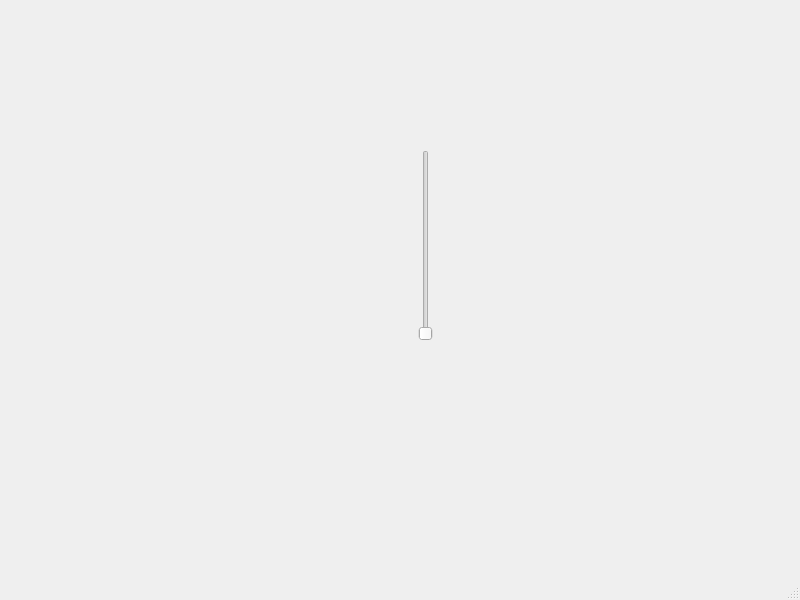
This is mainwindow.ui in University-of-Utah-CS3505/a9-edu-app-DDDragonz as Qt 5 draws it before an edit. The edited form follows.
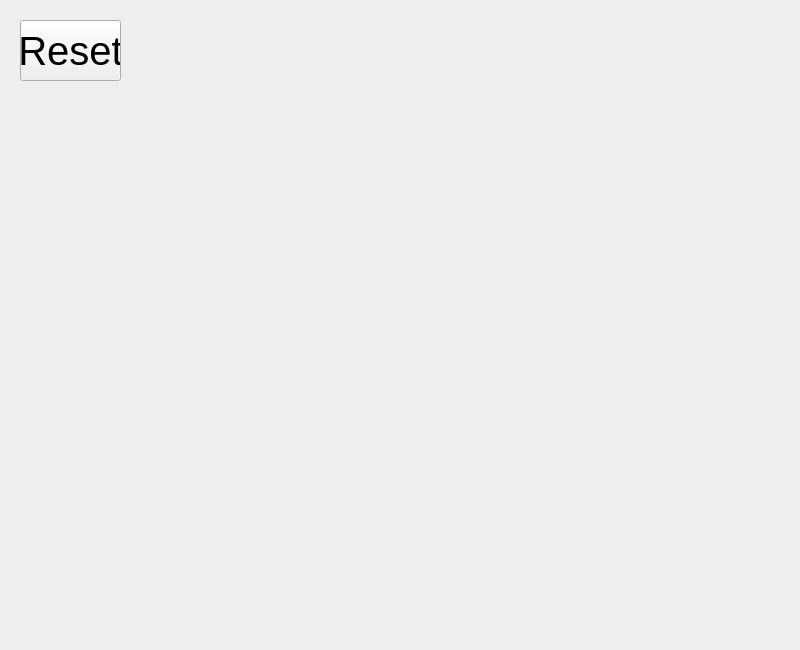
This is the edited form.

Commit message: Implemented moveable vial

The edit to the form file:
```diff
--- a/mainwindow.ui
+++ b/mainwindow.ui
@@ -7,41 +7,32 @@
     <x>0</x>
     <y>0</y>
     <width>800</width>
-    <height>600</height>
+    <height>650</height>
    </rect>
   </property>
   <property name="windowTitle">
    <string>MainWindow</string>
   </property>
   <widget class="QWidget" name="centralwidget">
-   <widget class="QSlider" name="slider">
+   <widget class="QPushButton" name="reset">
     <property name="geometry">
      <rect>
-      <x>370</x>
-      <y>150</y>
-      <width>111</width>
-      <height>191</height>
+      <x>20</x>
+      <y>20</y>
+      <width>101</width>
+      <height>61</height>
      </rect>
     </property>
-    <property name="maximum">
-     <number>400</number>
+    <property name="font">
+     <font>
+      <pointsize>30</pointsize>
+     </font>
     </property>
-    <property name="orientation">
-     <enum>Qt::Vertical</enum>
+    <property name="text">
+     <string>Reset</string>
     </property>
    </widget>
   </widget>
-  <widget class="QMenuBar" name="menubar">
-   <property name="geometry">
-    <rect>
-     <x>0</x>
-     <y>0</y>
-     <width>800</width>
-     <height>21</height>
-    </rect>
-   </property>
-  </widget>
-  <widget class="QStatusBar" name="statusbar"/>
  </widget>
  <resources/>
  <connections/>
```
The commit also changes 2 other files.
